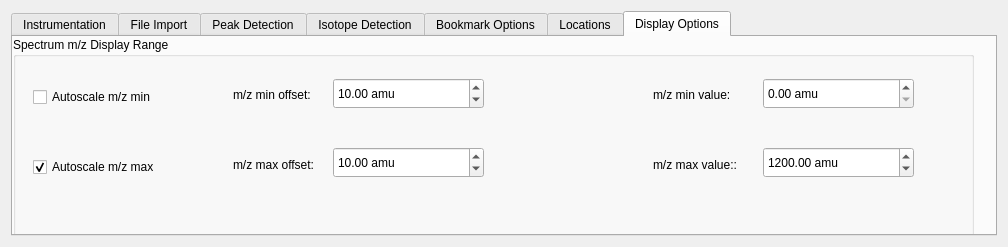
Before: the Qt Designer form src/maven/forms/settingsform.ui in eugenemel/maven, drawn with Qt 5.
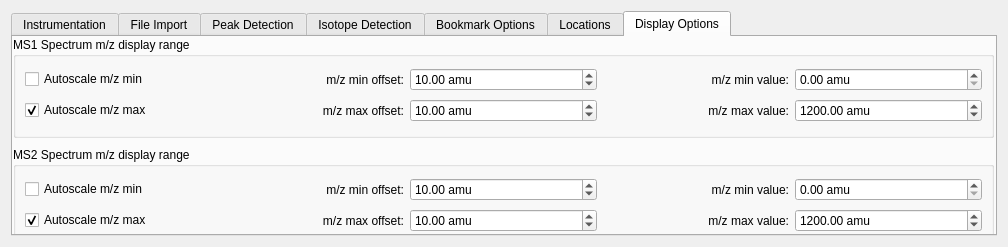
After: the same form once the commit is applied. The open tabs and pages were chosen to show the change. Icons and pictures are not drawn.

Commit message: Issue 185: Created new GUI components, settings to store separate ms2 visualization options.

The edit to the form file:
```diff
--- a/src/maven/forms/settingsform.ui
+++ b/src/maven/forms/settingsform.ui
@@ -854,103 +854,33 @@
         <rect>
          <x>0</x>
          <y>0</y>
-         <width>961</width>
-         <height>211</height>
+         <width>981</width>
+         <height>101</height>
         </rect>
        </property>
        <property name="title">
-        <string>Spectrum m/z Display Range</string>
+        <string>MS1 Spectrum m/z display range</string>
        </property>
+       <layout class="QGridLayout" name="gridLayout_5">
+        <item row="0" column="0">
        <widget class="QCheckBox" name="chkAutoMzMin">
-        <property name="geometry">
-         <rect>
-          <x>20</x>
-          <y>50</y>
-          <width>141</width>
-          <height>20</height>
-         </rect>
-        </property>
         <property name="text">
          <string>Autoscale m/z min</string>
         </property>
        </widget>
-       <widget class="QCheckBox" name="chkAutoMzMax">
-        <property name="geometry">
-         <rect>
-          <x>20</x>
-          <y>120</y>
-          <width>151</width>
-          <height>20</height>
-         </rect>
-        </property>
-        <property name="text">
-         <string>Autoscale m/z max</string>
-        </property>
-        <property name="checked">
-         <bool>true</bool>
-        </property>
-       </widget>
-       <widget class="QLabel" name="lblMzMin">
-        <property name="geometry">
-         <rect>
-          <x>640</x>
-          <y>50</y>
-          <width>91</width>
-          <height>16</height>
-         </rect>
-        </property>
-        <property name="text">
-         <string>m/z min value:</string>
-        </property>
-       </widget>
-       <widget class="QLabel" name="lblMzMax">
-        <property name="geometry">
-         <rect>
-          <x>640</x>
-          <y>120</y>
-          <width>91</width>
-          <height>16</height>
-         </rect>
-        </property>
-        <property name="text">
-         <string>m/z max value::</string>
-        </property>
-       </widget>
+        </item>
+        <item row="0" column="1">
        <widget class="QLabel" name="lblMzMinOffset">
-        <property name="geometry">
-         <rect>
-          <x>220</x>
-          <y>50</y>
-          <width>101</width>
-          <height>16</height>
-         </rect>
-        </property>
         <property name="text">
          <string>m/z min offset:</string>
         </property>
-       </widget>
-       <widget class="QLabel" name="lblMzMaxOffset">
-        <property name="geometry">
-         <rect>
-          <x>220</x>
-          <y>120</y>
-          <width>101</width>
-          <height>16</height>
-         </rect>
-        </property>
-        <property name="text">
-         <string>m/z max offset:</string>
-        </property>
-       </widget>
+          <property name="alignment">
+           <set>Qt::AlignRight|Qt::AlignTrailing|Qt::AlignVCenter</set>
+          </property>
+         </widget>
+        </item>
+        <item row="0" column="2">
        <widget class="QDoubleSpinBox" name="spnMzMinOffset">
-        <property name="geometry">
-         <rect>
-          <x>320</x>
-          <y>41</y>
-          <width>151</width>
-          <height>31</height>
-         </rect>
-        </property>
         <property name="suffix">
          <string> amu</string>
         </property>
@@ -964,15 +894,19 @@
          <double>10.000000000000000</double>
         </property>
        </widget>
+        </item>
+        <item row="0" column="3">
+         <widget class="QLabel" name="lblMzMin">
+          <property name="text">
+           <string>m/z min value:</string>
+          </property>
+          <property name="alignment">
+           <set>Qt::AlignRight|Qt::AlignTrailing|Qt::AlignVCenter</set>
+          </property>
+         </widget>
+        </item>
+        <item row="0" column="4">
        <widget class="QDoubleSpinBox" name="spnMzMinVal">
-        <property name="geometry">
-         <rect>
-          <x>750</x>
-          <y>41</y>
-          <width>151</width>
-          <height>31</height>
-         </rect>
-        </property>
         <property name="suffix">
          <string> amu</string>
         </property>
@@ -983,15 +917,29 @@
          <double>0.010000000000000</double>
         </property>
        </widget>
+        </item>
+        <item row="1" column="0">
+         <widget class="QCheckBox" name="chkAutoMzMax">
+          <property name="text">
+           <string>Autoscale m/z max</string>
+          </property>
+          <property name="checked">
+           <bool>true</bool>
+          </property>
+         </widget>
+        </item>
+        <item row="1" column="1">
+         <widget class="QLabel" name="lblMzMaxOffset">
+          <property name="text">
+           <string>m/z max offset:</string>
+          </property>
+          <property name="alignment">
+           <set>Qt::AlignRight|Qt::AlignTrailing|Qt::AlignVCenter</set>
+          </property>
+         </widget>
+        </item>
+        <item row="1" column="2">
        <widget class="QDoubleSpinBox" name="spnMzMaxOffset">
-        <property name="geometry">
-         <rect>
-          <x>320</x>
-          <y>110</y>
-          <width>151</width>
-          <height>31</height>
-         </rect>
-        </property>
         <property name="suffix">
          <string> amu</string>
         </property>
@@ -1005,28 +953,155 @@
          <double>10.000000000000000</double>
         </property>
        </widget>
+        </item>
+        <item row="1" column="3">
+         <widget class="QLabel" name="lblMzMax">
+          <property name="text">
+           <string>m/z max value:</string>
+          </property>
+          <property name="alignment">
+           <set>Qt::AlignRight|Qt::AlignTrailing|Qt::AlignVCenter</set>
+          </property>
+         </widget>
+        </item>
+        <item row="1" column="4">
        <widget class="QDoubleSpinBox" name="spnMzMaxVal">
+          <property name="suffix">
+           <string> amu</string>
+          </property>
+          <property name="maximum">
+           <double>9999999.000000000000000</double>
+          </property>
+          <property name="singleStep">
+           <double>0.010000000000000</double>
+          </property>
+          <property name="value">
+           <double>1200.000000000000000</double>
+          </property>
+         </widget>
+        </item>
+       </layout>
+      </widget>
+      <widget class="QGroupBox" name="grpMs2DisplayOptions">
         <property name="geometry">
          <rect>
-          <x>750</x>
+         <x>0</x>
           <y>110</y>
-          <width>151</width>
-          <height>31</height>
-         </rect>
-        </property>
+         <width>981</width>
+         <height>101</height>
+        </rect>
+       </property>
+       <property name="title">
+        <string>MS2 Spectrum m/z display range</string>
+       </property>
+       <layout class="QGridLayout" name="gridLayout_11">
+        <item row="0" column="0">
+         <widget class="QCheckBox" name="chkMs2AutoMzMin">
+          <property name="text">
+           <string>Autoscale m/z min</string>
+          </property>
+         </widget>
+        </item>
+        <item row="0" column="1">
+         <widget class="QLabel" name="lblMs2MzMinOffset">
+          <property name="text">
+           <string>m/z min offset:</string>
+          </property>
+          <property name="alignment">
+           <set>Qt::AlignRight|Qt::AlignTrailing|Qt::AlignVCenter</set>
+          </property>
+         </widget>
+        </item>
+        <item row="0" column="2">
+         <widget class="QDoubleSpinBox" name="spnMs2MzMinOffset">
+          <property name="suffix">
+           <string> amu</string>
+          </property>
+          <property name="maximum">
+           <double>9999999.990000000223517</double>
+          </property>
+          <property name="value">
+           <double>10.000000000000000</double>
+          </property>
+         </widget>
+        </item>
+        <item row="0" column="3">
+         <widget class="QLabel" name="lblMs2MzMin">
+          <property name="text">
+           <string>m/z min value:</string>
+          </property>
+          <property name="alignment">
+           <set>Qt::AlignRight|Qt::AlignTrailing|Qt::AlignVCenter</set>
+          </property>
+         </widget>
+        </item>
+        <item row="0" column="4">
+         <widget class="QDoubleSpinBox" name="spnMs2MzMin">
         <property name="suffix">
          <string> amu</string>
         </property>
         <property name="maximum">
          <double>9999999.000000000000000</double>
         </property>
-        <property name="singleStep">
-         <double>0.010000000000000</double>
+         </widget>
+        </item>
+        <item row="1" column="0">
+         <widget class="QCheckBox" name="chkMs2AutoMzMax">
+          <property name="text">
+           <string>Autoscale m/z max</string>
+          </property>
+          <property name="checked">
+           <bool>true</bool>
+          </property>
+         </widget>
+        </item>
+        <item row="1" column="1">
+         <widget class="QLabel" name="lblMs2MzMaxOffset">
+          <property name="text">
+           <string>m/z max offset:</string>
+          </property>
+          <property name="alignment">
+           <set>Qt::AlignRight|Qt::AlignTrailing|Qt::AlignVCenter</set>
+          </property>
+         </widget>
+        </item>
+        <item row="1" column="2">
+         <widget class="QDoubleSpinBox" name="spnMs2MzMaxOffset">
+          <property name="suffix">
+           <string> amu</string>
+          </property>
+          <property name="maximum">
+           <double>999999.989999999990687</double>
+          </property>
+          <property name="value">
+           <double>10.000000000000000</double>
+          </property>
+         </widget>
+        </item>
+        <item row="1" column="3">
+         <widget class="QLabel" name="lblMs2MzMax">
+          <property name="text">
+           <string>m/z max value:</string>
+          </property>
+          <property name="alignment">
+           <set>Qt::AlignRight|Qt::AlignTrailing|Qt::AlignVCenter</set>
+          </property>
+         </widget>
+        </item>
+        <item row="1" column="4">
+         <widget class="QDoubleSpinBox" name="spnMs2MzMax">
+          <property name="suffix">
+           <string> amu</string>
+          </property>
+          <property name="maximum">
+           <double>999999.989999999990687</double>
         </property>
         <property name="value">
          <double>1200.000000000000000</double>
         </property>
        </widget>
+        </item>
+       </layout>
       </widget>
      </widget>
     </widget>
```
Lines whose indentation alone changed are shown as unchanged. The commit also changes 2 other files.
